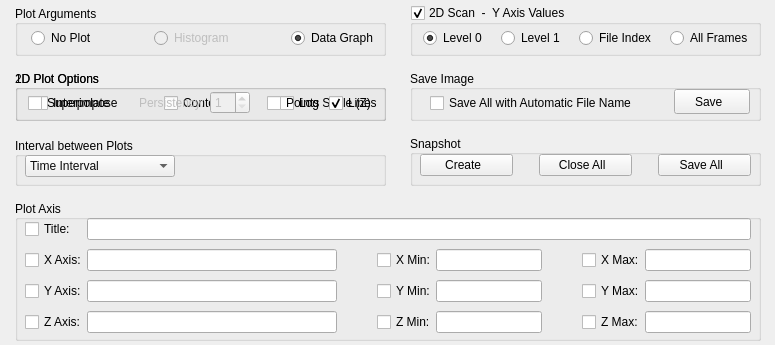
First picture: the form in slsDetectorGui/forms/form_tab_plot.ui, repository slsdetectorgroup/slsDetectorPackage, before the edit.
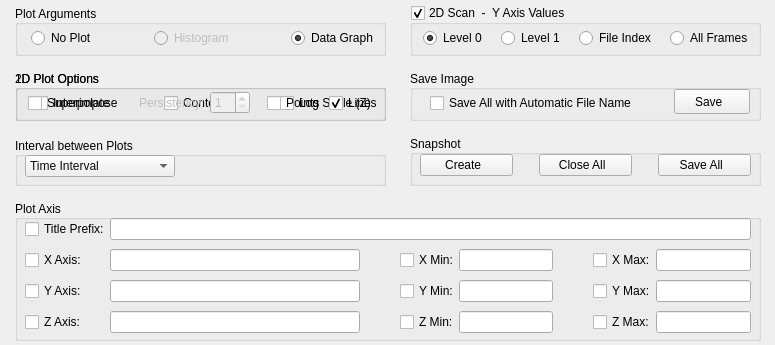
Second picture: the form after the edit. Icons and pictures are not drawn.

Commit message: check if outdir exists,indent Actions,degreeC,cascode,thresholdscan(ev),not saving data secondary title,got rid of 2d sampledata

```diff
--- a/slsDetectorGui/forms/form_tab_plot.ui
+++ b/slsDetectorGui/forms/form_tab_plot.ui
@@ -638,7 +638,7 @@
      <item row="0" column="0">
       <widget class="QCheckBox" name="chkTitle">
        <property name="text">
-        <string>Title:</string>
+        <string>Title Prefix:</string>
        </property>
       </widget>
      </item>
```
The commit also changes 12 other files.
